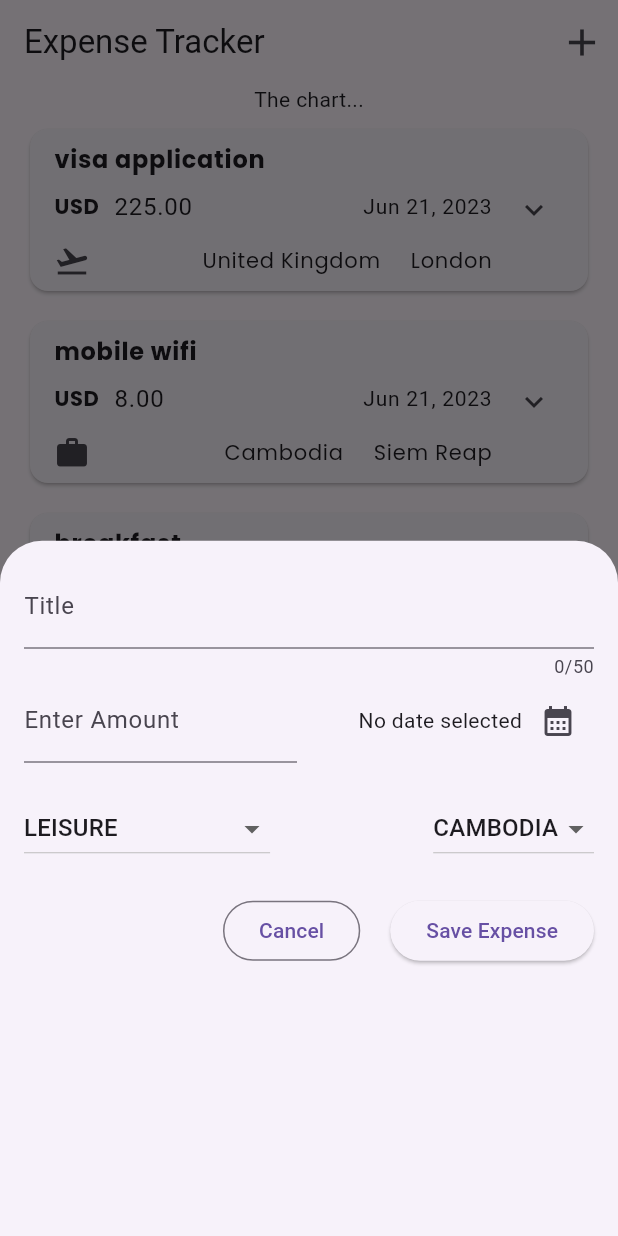
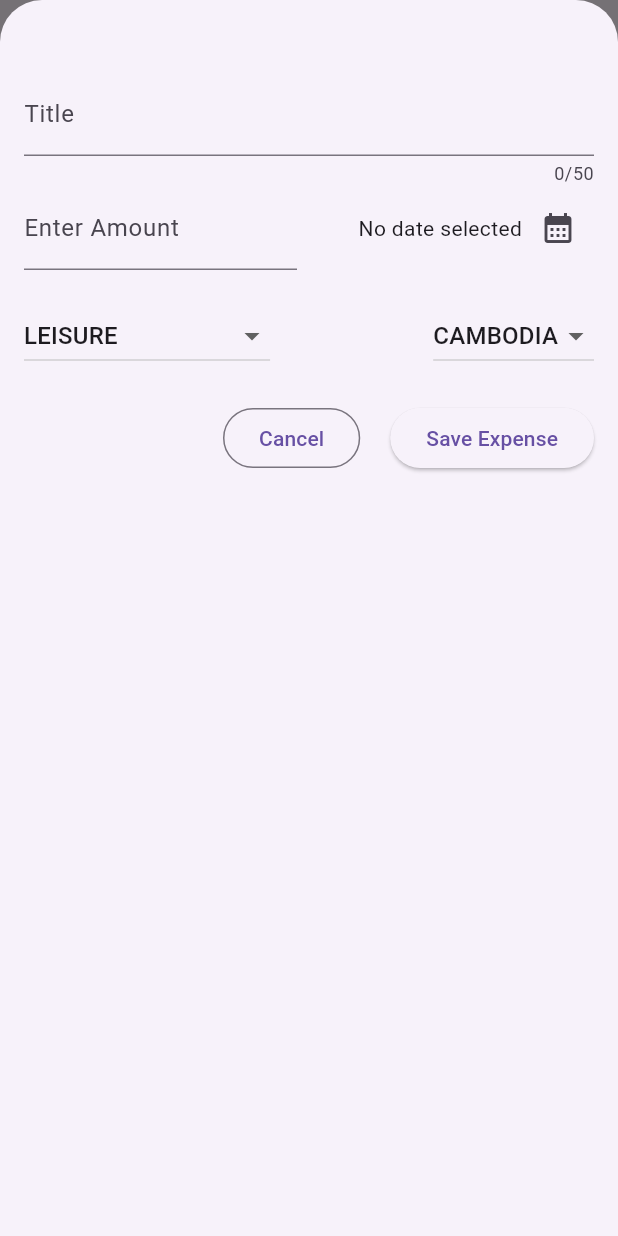
Before and after one commit to carlstep/expense_tracker_2, a Flutter app: the screen it shows after launch, after a tap on the "add" icon, on a phone screen of 412 x 824 dp. Run offline on Flutter 3.47's test engine with Material 2 defaults, Android fonts, the light colour scheme and no system bars; our stand-ins replace google_fonts.

Commit message:
changes to ModalBottomSheet

```diff
--- a/lib/widgets/expenses.dart
+++ b/lib/widgets/expenses.dart
@@ -81,6 +81,7 @@ class _ExpensesState extends State<Expenses> {
 
   void _openAddExpenseOverlay() {
     showModalBottomSheet(
+      isScrollControlled: true,
       context: context,
       builder: (ctx) => NewExpense(onAddExpense: _addExpense),
     );
--- a/lib/widgets/new_expense.dart
+++ b/lib/widgets/new_expense.dart
@@ -73,8 +73,10 @@ class _NewExpenseState extends State<NewExpense> {
         transactionCountry: _selectedSpendCountry.name,
         transactionLocation: 'transactionLocation',
         altTwoCurrencyAmount: 00.2,
-          altTwoCurrency: 'ISO'),
+        altTwoCurrency: 'ISO',
+      ),
     );
+    Navigator.pop(context);
   }
 
   @override
@@ -87,7 +89,7 @@ class _NewExpenseState extends State<NewExpense> {
   @override
   Widget build(BuildContext context) {
     return Padding(
-      padding: const EdgeInsets.all(16),
+      padding: const EdgeInsets.fromLTRB(16, 48, 16, 16),
       child: Column(
         children: [
           TextField(
```
Lines whose indentation alone changed are shown as unchanged.
